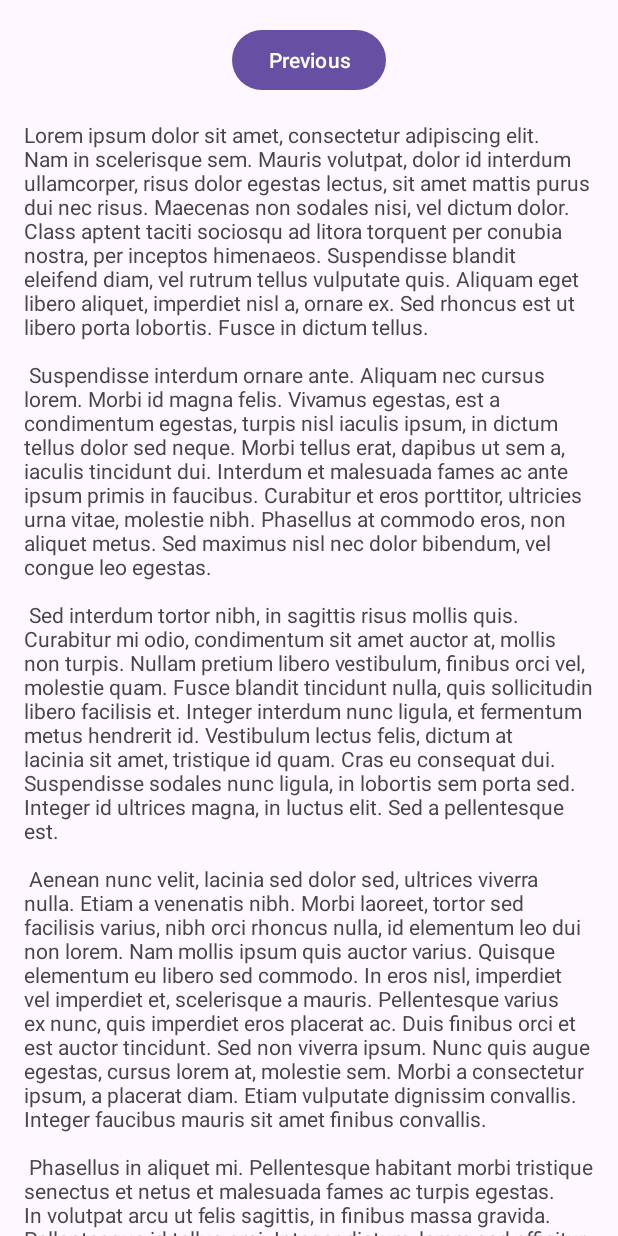
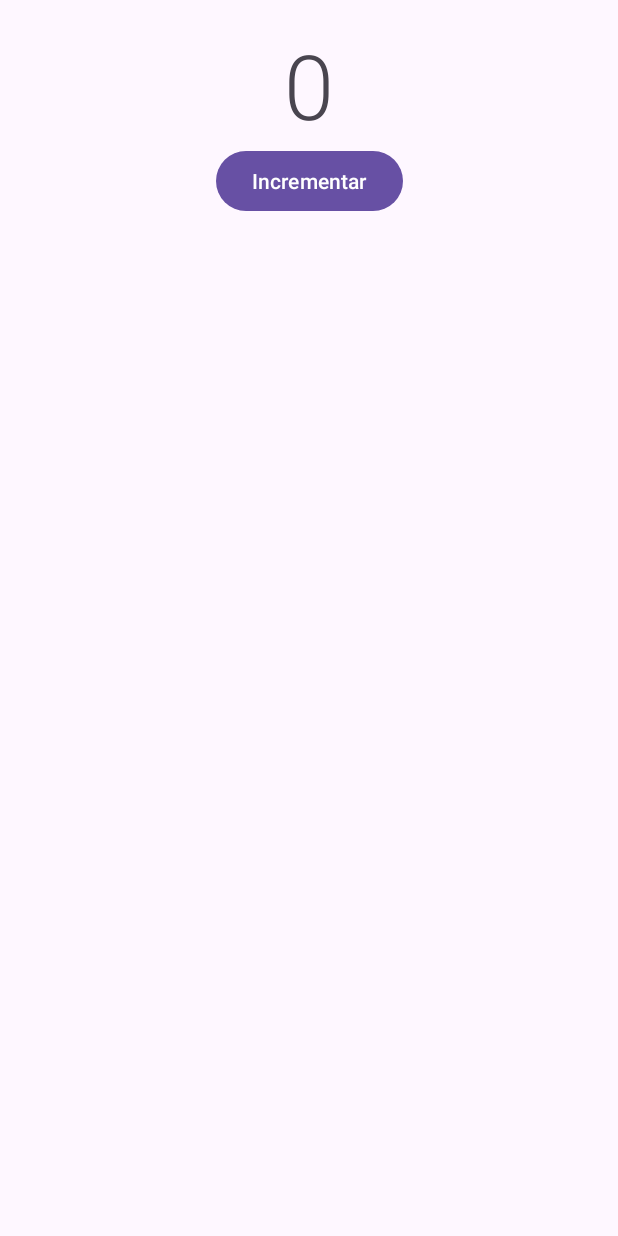
Before and after one commit to jessicaraissapessoa/Lifecycle, an Android app: the fragment SecondFragment shown on its own in the app's theme, on a phone screen of 412 x 824 dp. Run offline under Robolectric (Android 15) with nearby library versions, the phone set to English and light mode, and no system bars.

Commit message:
Aula: Observando eventos com LiveData - Curso: Ciclo de Vida Android VViewModel, LiveData, Coroutines

```diff
--- a/app/src/main/java/br/com/jessicaraissapessoa/navigation/navigation/lifecycle/MainViewModel.kt
+++ b/app/src/main/java/br/com/jessicaraissapessoa/navigation/navigation/lifecycle/MainViewModel.kt
@@ -1,13 +1,30 @@
 package br.com.jessicaraissapessoa.navigation.navigation.lifecycle
 
+import android.util.Log
+import androidx.lifecycle.LiveData
+import androidx.lifecycle.MutableLiveData
 import androidx.lifecycle.ViewModel
 
 class MainViewModel : ViewModel() {
 
-    var counter = 0
-        private set
+    private val _counter = NumberLiveData()
+    val counter : LiveData<Int> = _counter
 
     fun increment() {
-        counter++
+        val number = _counter.value ?: 0
+        _counter.value = number + 1
     }
 }
+
+class NumberLiveData(initial : Int = 0) : MutableLiveData<Int>(initial) { //Personalização de LiveData
+
+    override fun onActive() {
+        super.onActive()
+        Log.d("MainViewModel", "onActive")
+    }
+
+    override fun onInactive() {
+        super.onInactive()
+        Log.d("MainViewModel", "onInactive")
+    }
+}
--- a/app/src/main/java/br/com/jessicaraissapessoa/navigation/navigation/lifecycle/SecondFragment.kt
+++ b/app/src/main/java/br/com/jessicaraissapessoa/navigation/navigation/lifecycle/SecondFragment.kt
@@ -1,11 +1,11 @@
 package br.com.jessicaraissapessoa.navigation.navigation.lifecycle
 
 import android.os.Bundle
-import androidx.fragment.app.Fragment
 import android.view.LayoutInflater
 import android.view.View
 import android.view.ViewGroup
-import androidx.navigation.fragment.findNavController
+import androidx.fragment.app.Fragment
+import androidx.fragment.app.viewModels
 import br.com.jessicaraissapessoa.navigation.navigation.lifecycle.databinding.FragmentSecondBinding
 
 /**
@@ -18,6 +18,8 @@ class SecondFragment : Fragment() {
     // This property is only valid between onCreateView and
     // onDestroyView.
     private val binding get() = _binding!!
+
+    private val viewModel by viewModels<MainViewModel>()
 
     override fun onCreateView(
         inflater: LayoutInflater, container: ViewGroup?,
@@ -32,8 +34,12 @@ class SecondFragment : Fragment() {
     override fun onViewCreated(view: View, savedInstanceState: Bundle?) {
         super.onViewCreated(view, savedInstanceState)
 
+        viewModel.counter.observe(viewLifecycleOwner) { counter ->
+            binding.counter.text = counter.toString()
+        }
+
         binding.buttonSecond.setOnClickListener {
-            findNavController().navigate(R.id.action_SecondFragment_to_FirstFragment)
+            viewModel.increment()
         }
     }
 
--- a/app/src/main/res/layout/activity_main.xml
+++ b/app/src/main/res/layout/activity_main.xml
@@ -19,6 +19,8 @@
 
     </com.google.android.material.appbar.AppBarLayout>
 
+    <include layout="@layout/content_main"/>
+
     <TextView
         android:id="@+id/counter"
         android:layout_width="match_parent"
--- a/app/src/main/res/layout/fragment_second.xml
+++ b/app/src/main/res/layout/fragment_second.xml
@@ -11,25 +11,27 @@
         android:layout_height="match_parent"
         android:padding="16dp">
 
+        <TextView
+            android:id="@+id/counter"
+            android:layout_width="match_parent"
+            android:layout_height="wrap_content"
+            style="@style/TextAppearance.MaterialComponents.Headline2"
+            android:gravity="center"
+            tools:text="100"
+            app:layout_constraintBottom_toTopOf="@id/button_second"
+            app:layout_constraintEnd_toEndOf="parent"
+            app:layout_constraintStart_toStartOf="parent"
+            app:layout_constraintTop_toTopOf="parent"/>
+
         <Button
             android:id="@+id/button_second"
             android:layout_width="wrap_content"
             android:layout_height="wrap_content"
-            android:text="@string/previous"
-            app:layout_constraintBottom_toTopOf="@id/textview_second"
-            app:layout_constraintEnd_toEndOf="parent"
-            app:layout_constraintStart_toStartOf="parent"
-            app:layout_constraintTop_toTopOf="parent" />
-
-        <TextView
-            android:id="@+id/textview_second"
-            android:layout_width="wrap_content"
-            android:layout_height="wrap_content"
-            android:layout_marginTop="16dp"
-            android:text="@string/lorem_ipsum"
+            android:text="@string/increment"
             app:layout_constraintBottom_toBottomOf="parent"
             app:layout_constraintEnd_toEndOf="parent"
             app:layout_constraintStart_toStartOf="parent"
-            app:layout_constraintTop_toBottomOf="@id/button_second" />
+            app:layout_constraintTop_toBottomOf="@id/counter" />
+
     </androidx.constraintlayout.widget.ConstraintLayout>
 </androidx.core.widget.NestedScrollView>
--- a/app/src/main/res/values/strings.xml
+++ b/app/src/main/res/values/strings.xml
@@ -43,4 +43,5 @@
         libero vel nunc consequat, quis tincidunt nisl eleifend. Cras bibendum enim a justo luctus
         vestibulum. Fusce dictum libero quis erat maximus, vitae volutpat diam dignissim.
     </string>
+    <string name="increment">Incrementar</string>
 </resources>
```
Also changed, not shown: app/src/main/java/br/com/jessicaraissapessoa/navigation/navigation/lifecycle/MainActivity.kt (+5 -3 lines).
